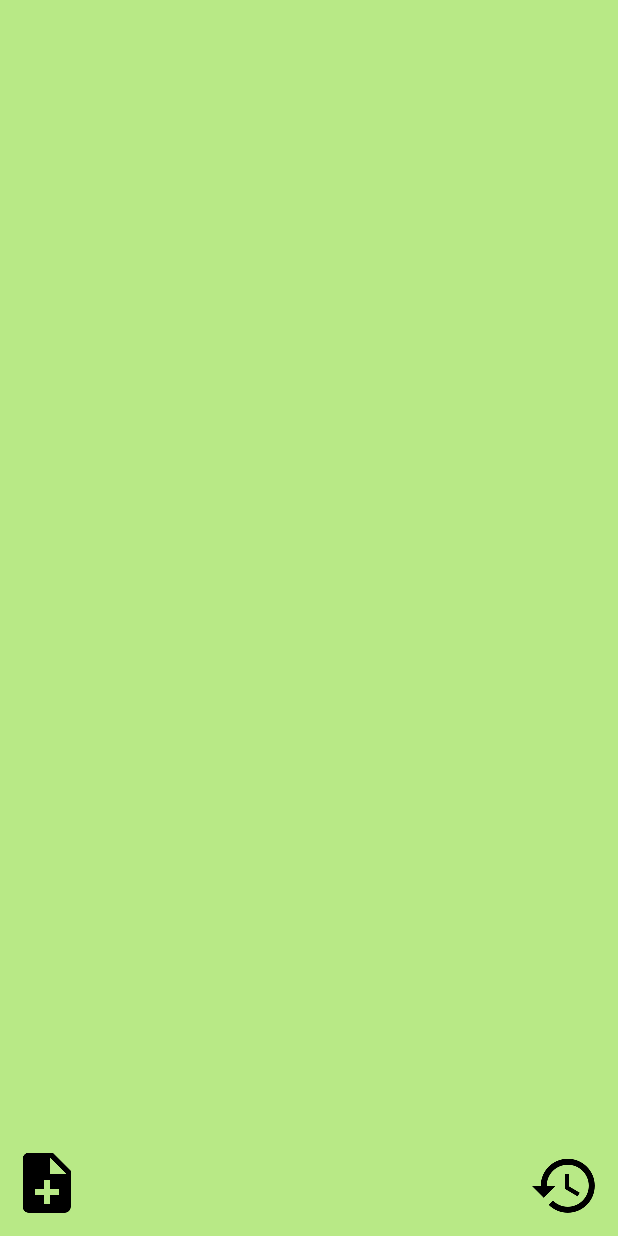
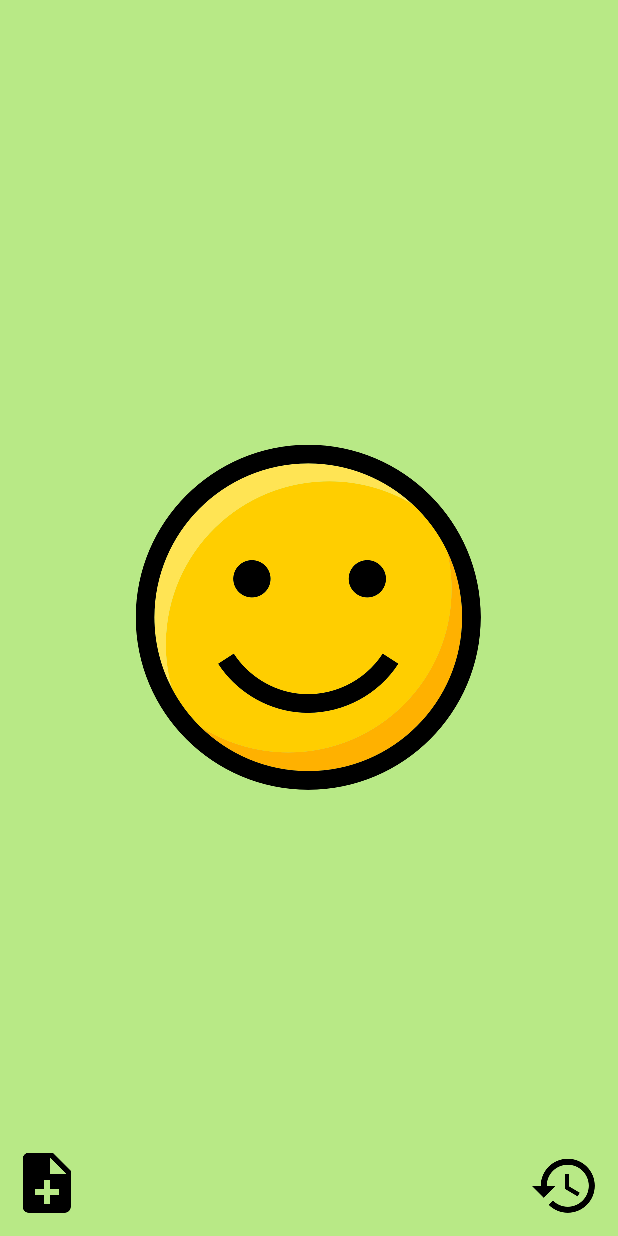
Before and after one commit to Noraj117/MoodTracker, an Android app: the layout activity_main.xml on its own in the app's theme, with its tools: preview values and no code run, on a phone screen of 412 x 824 dp. Run offline under Robolectric (Android 15) with nearby library versions, the phone set to English and light mode, and no system bars.

Commit message:
Integrate raw resource files

```diff
--- a/app/src/main/res/layout/activity_main.xml
+++ b/app/src/main/res/layout/activity_main.xml
@@ -14,7 +14,8 @@
         android:layout_height="wrap_content"
         android:layout_centerHorizontal="true"
         android:layout_centerVertical="true"
-        android:background="@null" />
+        android:background="@null"
+        android:src="@drawable/smiley_happy"/>
 
     <ImageButton
         android:id="@+id/main_activity_comment"
```
Also changed, not shown: 2 other files.
